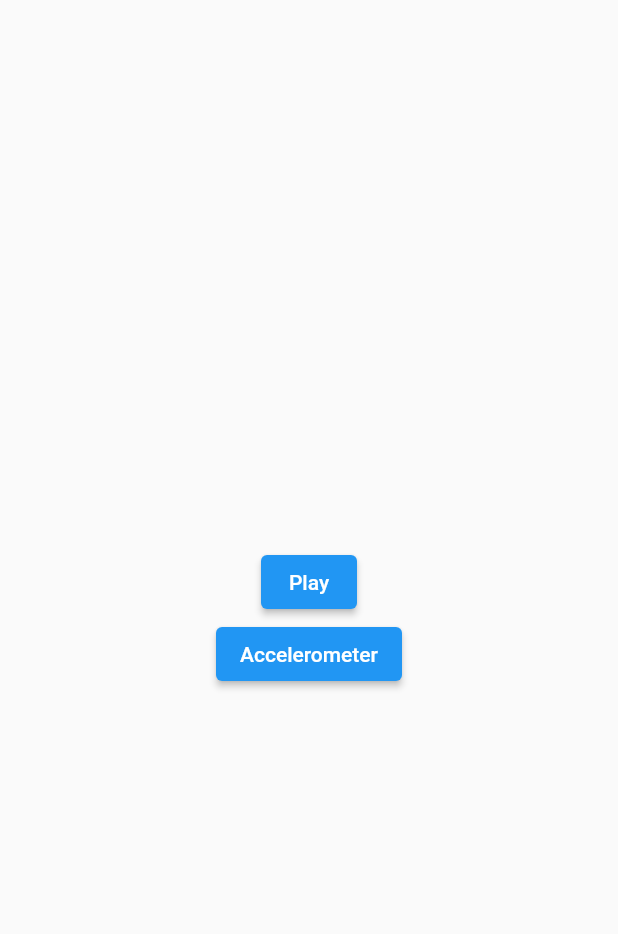
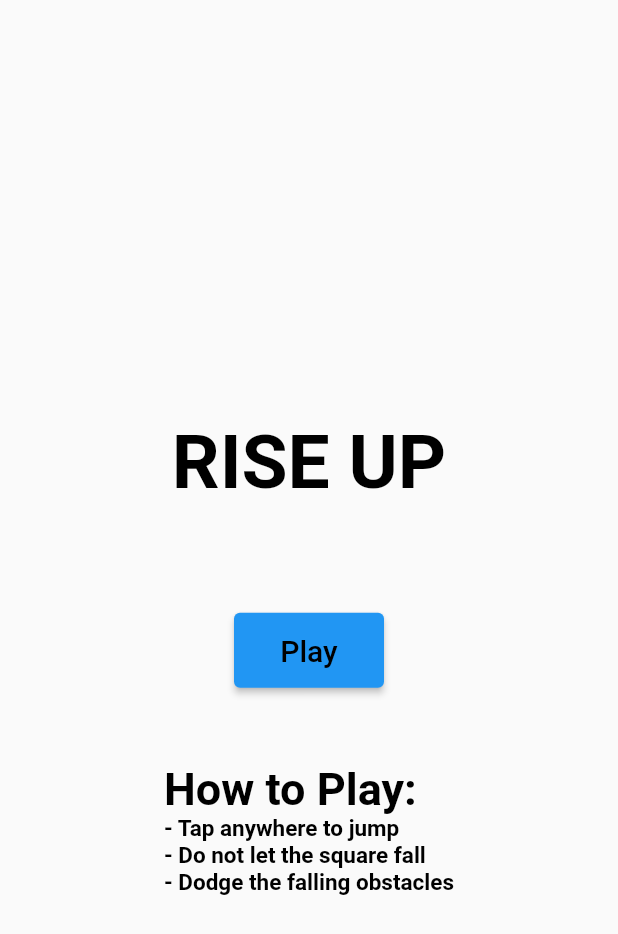
Before and after one commit to mujtabafromthedarkside/Elevated-Game, a Flutter app: the screen it shows after launch, on a phone screen of 412 x 824 dp. Shown: the top 934 px of the screen. Run offline on Flutter 3.47's test engine with Material 2 defaults, Android fonts, the phone set to English and light mode, and no system bars; our stand-ins replace audioplayers, sensors.

Commit message:
audios added, completed front page, fixed pause, removed accelerator test page
on pause, timer of spawning obstacles got disrupted because it used more time, so fixed that.

added audio.

Problem:
- flutter causes issues with very short audio like <1s ones. It sees them as null I think.

```diff
--- a/lib/main.dart
+++ b/lib/main.dart
@@ -8,6 +8,8 @@ import 'package:flutter/services.dart';
 import 'package:sensors/sensors.dart';
 import 'package:flutter/foundation.dart';
 import 'package:path_provider/path_provider.dart';
+import 'package:audioplayers/audioplayers.dart';
+
 
 void main() {
   runApp(const MyApp());
@@ -49,11 +51,30 @@ class HomePage extends StatelessWidget {
         // appBar: AppBar(
         //   title: const Text("Elevated Game"),
         // ),
-        body: Center(
+        body: SizedBox(
+          width: double.infinity,
+          height: double.infinity,
           child: Column(
               mainAxisAlignment: MainAxisAlignment.center,
               children: [
-        ElevatedButton(
+          const SizedBox(
+            width: double.infinity,
+            height: 200,
+            child:  Center(
+              child: Text(
+                "RISE UP",
+                style: TextStyle(
+                  fontSize: 50,
+                  fontWeight: FontWeight.bold,
+                  color: Colors.black,
+                ),
+              ),
+            ),
+          ),
+          SizedBox(
+            width: 100,
+            height: 50,
+            child: ElevatedButton(
               onPressed: () {
                 Navigator.push(
                   context,
@@ -62,18 +83,42 @@ class HomePage extends StatelessWidget {
                   ),
                 );
               },
-            child: const Text("Play")),
-        ElevatedButton(
-            onPressed: () {
-              Navigator.of(context).push(
-                MaterialPageRoute(
-                  builder: (BuildContext context) => const TestAccelerometer(),
+              child: const Text(
+                "Play",
+                style: TextStyle(
+                  fontSize: 20,
+                  color: Colors.black,
                 ),
-              );
-            },
-            child: const Text("Accelerometer")),
+              )
+            ),
+          ),
+          Container(
+            margin: const EdgeInsets.only(top: 50),
+            child: RichText(
+              text: const TextSpan(
+                style: TextStyle(
+                  fontSize: 30,
+                  fontWeight: FontWeight.bold,
+                  color: Colors.black,
+                ),
+                children: [
+                  TextSpan(
+                    text: 'How to Play:\n',
+                  ),
+                  TextSpan(
+                    text: '- Tap anywhere to jump\n- Do not let the square fall\n- Dodge the falling obstacles\n',
+                    style: TextStyle(
+                      fontSize: 15,
+                      fontWeight: FontWeight.bold,
+                    ),
+                  ),
                 ],
-    )));
+              ),
+            ),
+          ),
+        ],
+      ),
+    ));
   }
 }
 
@@ -283,10 +328,13 @@ class _GamePageState extends State<GamePage> {
   late Timer gameTimer;
   late Timer scoreTimer;
 
+  // late AudioCache _audioCache;
+
   @override
   void initState() {
     super.initState();
     print("init state called");
+    // _audioCache = AudioCache(prefix: "audio/", fixedPlayer: AudioPlayer()..setReleaseMode(ReleaseMode.STOP));
   }
 
   void reset(){
@@ -304,9 +352,12 @@ class _GamePageState extends State<GamePage> {
 
       readHighScore();
       score = 0;
+      obstacleSpawnerCounter = 0;
     });
+
     notClickedYet = true;
   }
+
 
   void readHighScore(){
     storage.readValue().then((int value) {
@@ -325,14 +376,21 @@ class _GamePageState extends State<GamePage> {
 
   bool notClickedYet = true;
   int frameRate = 60;
+  int spawnSeconds = 2;
+  int obstacleSpawnerCounter = 0;
   void tapFun() {
     square.tapFun();
+    // AudioPlayer().play(AssetSource('audio/playerPress4.mp3'));
+
     if(notClickedYet){
       notClickedYet = false;
 
-      obstacleSpawner = Timer.periodic(const Duration(seconds: 2), (Timer timer) {
+      obstacleSpawner = Timer.periodic(Duration(milliseconds: 1000~/frameRate), (Timer timer) {
         if(pauseFlag) return;
         if(exitFlag) return;
+        obstacleSpawnerCounter++;
+        if(obstacleSpawnerCounter < spawnSeconds * frameRate) return;
+        else obstacleSpawnerCounter = 0;
 
         setState(() {
           obstacles.add(
@@ -364,6 +422,7 @@ class _GamePageState extends State<GamePage> {
             checkCollision();
 
             if(Square.gameOver == true) {
+              // AudioPlayer().play(AssetSource('audio/end1.mp3'));
               timer.cancel();
               obstacleSpawner.cancel();
               scoreTimer.cancel();
@@ -655,59 +714,3 @@ class _GamePageState extends State<GamePage> {
     );
   }
 }
-
-class TestAccelerometer extends StatefulWidget {
-  const TestAccelerometer({super.key});
-
-  @override
-  State<TestAccelerometer> createState() => _TestAccelerometerState();
-}
-
-class _TestAccelerometerState extends State<TestAccelerometer> {
-  double _x = 0.0;
-  double _y = 0.0;
-  double _z = 0.0;
-
-  @override
-  void initState() {
-    super.initState();
-    accelerometerEvents.listen((AccelerometerEvent event) {
-      // print(event);
-      setState(() {
-        _x = event.x;
-        _y = event.y;
-        _z = event.z;
-      });
-    });
-  }
-
-  @override
-  Widget build(BuildContext context) {
-    // Use the accelerometer values (_x, _y, _z) to determine the angle or tilt
-    // of the phone and update your game logic accordingly.
-    // For example, you can check the value of _x to determine if the phone is
-    // leaning to the right or left.
-    return Scaffold(
-      appBar: AppBar(
-        title: Text('Phone Angle Detection'),
-      ),
-      body: Center(
-        child: Column(
-          mainAxisAlignment: MainAxisAlignment.center,
-          children: [
-            Text('X: $_x'),
-            Text('Y: $_y'),
-            Text('Z: $_z'),
-          ],
-        ),
-      ),
-    );
-  }
-
-  // @override
-  // void dispose() {
-  //   super.dispose();
-  //   // Remember to cancel the accelerometer listener when the widget is disposed
-  //   accelerometerEvents.cancel();
-  // }
-}
--- a/pubspec.yaml
+++ b/pubspec.yaml
@@ -38,6 +38,7 @@ dependencies:
 
   sensors: '>=0.4.0 <2.0.0'
   path_provider: ^2.0.15
+  audioplayers: ^4.1.0
 
 dev_dependencies:
   flutter_test:
@@ -62,7 +63,8 @@ flutter:
   uses-material-design: true
 
   # To add assets to your application, add an assets section, like this:
-  # assets:
+  assets:
+      - assets/audio/
   #   - images/a_dot_burr.jpeg
   #   - images/a_dot_ham.jpeg
 
```
Also changed, not shown: pubspec.lock, 12 other files. Lines whose indentation alone changed are shown as unchanged.
